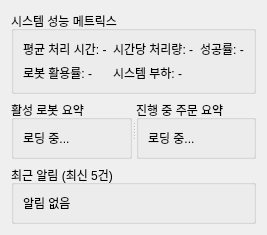
Above: shopee_ros2/src/shopee_main_service/shopee_main_service/dashboard/ui/tab_overview.ui from addinedu-roscamp-7th/roscamp-repo-1 before the change. Below: the same form after it.
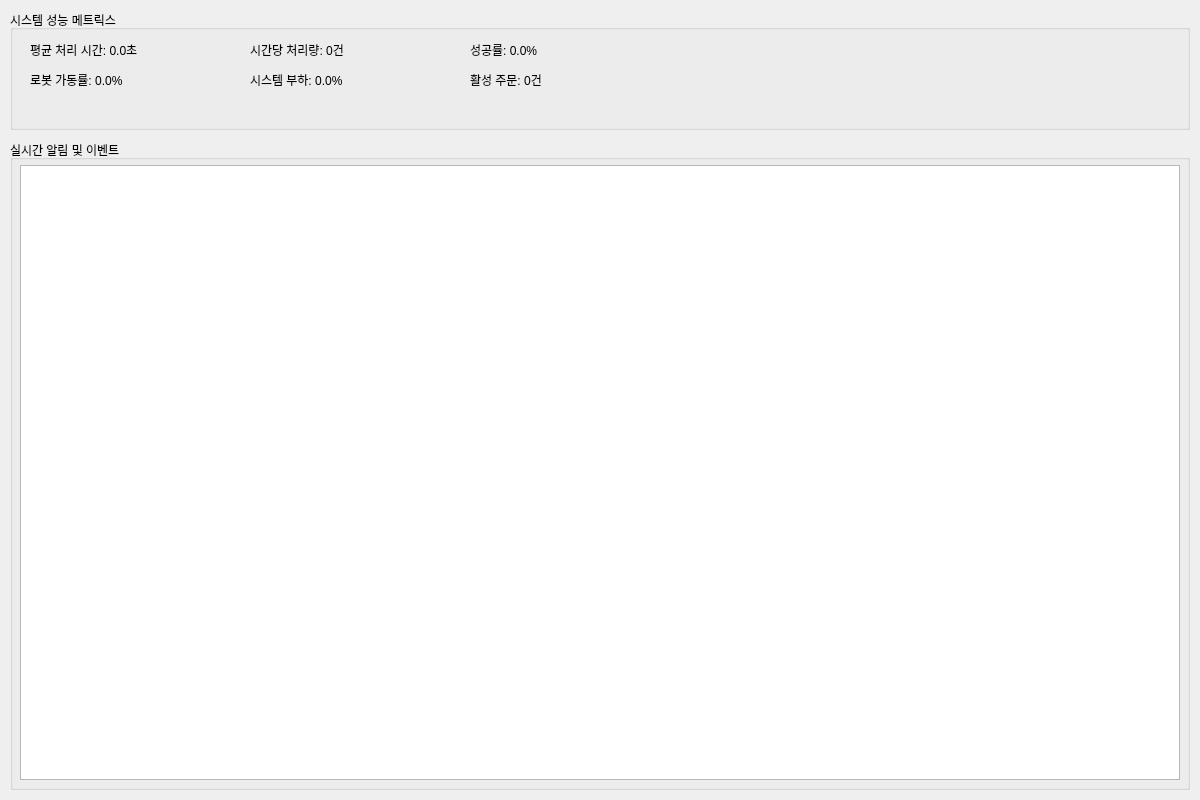
That is the form after the change.

The edit to the form file:
```diff
--- a/shopee_ros2/src/shopee_main_service/shopee_main_service/dashboard/ui/tab_overview.ui
+++ b/shopee_ros2/src/shopee_main_service/shopee_main_service/dashboard/ui/tab_overview.ui
@@ -2,112 +2,137 @@
 <ui version="4.0">
  <class>OverviewTab</class>
  <widget class="QWidget" name="OverviewTab">
-  <layout class="QVBoxLayout" name="verticalLayout_2">
-   <item>
+  <property name="geometry">
+   <rect>
+    <x>0</x>
+    <y>0</y>
+    <width>1200</width>
+    <height>800</height>
+   </rect>
+  </property>
+  <property name="minimumSize">
+   <size>
+    <width>1200</width>
+    <height>800</height>
+   </size>
+  </property>
     <widget class="QGroupBox" name="metrics_group">
+   <property name="geometry">
+    <rect>
+     <x>10</x>
+     <y>10</y>
+     <width>1180</width>
+     <height>120</height>
+    </rect>
+   </property>
      <property name="title">
       <string>시스템 성능 메트릭스</string>
      </property>
-     <layout class="QGridLayout" name="gridLayout">
-      <item row="0" column="0">
-       <widget class="QLabel" name="avg_time_label">
+   <widget class="QLabel" name="avg_processing_time_label">
+    <property name="geometry">
+     <rect>
+      <x>20</x>
+      <y>30</y>
+      <width>200</width>
+      <height>20</height>
+     </rect>
+    </property>
         <property name="text">
-         <string>평균 처리 시간: -</string>
-        </property>
-       </widget>
-      </item>
-      <item row="0" column="1">
-       <widget class="QLabel" name="throughput_label">
+     <string>평균 처리 시간: 0.0초</string>
+    </property>
+   </widget>
+   <widget class="QLabel" name="hourly_throughput_label">
+    <property name="geometry">
+     <rect>
+      <x>240</x>
+      <y>30</y>
+      <width>200</width>
+      <height>20</height>
+     </rect>
+    </property>
         <property name="text">
-         <string>시간당 처리량: -</string>
-        </property>
-       </widget>
-      </item>
-      <item row="0" column="2">
+     <string>시간당 처리량: 0건</string>
+    </property>
+   </widget>
        <widget class="QLabel" name="success_rate_label">
+    <property name="geometry">
+     <rect>
+      <x>460</x>
+      <y>30</y>
+      <width>200</width>
+      <height>20</height>
+     </rect>
+    </property>
         <property name="text">
-         <string>성공률: -</string>
-        </property>
-       </widget>
-      </item>
-      <item row="1" column="0">
-       <widget class="QLabel" name="robot_util_label">
+     <string>성공률: 0.0%</string>
+    </property>
+   </widget>
+   <widget class="QLabel" name="robot_utilization_label">
+    <property name="geometry">
+     <rect>
+      <x>20</x>
+      <y>60</y>
+      <width>200</width>
+      <height>20</height>
+     </rect>
+    </property>
         <property name="text">
-         <string>로봇 활용률: -</string>
-        </property>
-       </widget>
-      </item>
-      <item row="1" column="1">
+     <string>로봇 가동률: 0.0%</string>
+    </property>
+   </widget>
        <widget class="QLabel" name="system_load_label">
-        <property name="text">
-         <string>시스템 부하: -</string>
-        </property>
-       </widget>
-      </item>
-     </layout>
-    </widget>
-   </item>
-   <item>
-    <widget class="QSplitter" name="bottom_splitter">
-     <property name="orientation">
-      <enum>Qt::Horizontal</enum>
-     </property>
-     <widget class="QGroupBox" name="robot_summary_group">
-      <property name="title">
-       <string>활성 로봇 요약</string>
-      </property>
-      <layout class="QVBoxLayout" name="verticalLayout_3">
-       <item>
-        <widget class="QLabel" name="robot_summary_label">
+    <property name="geometry">
+     <rect>
+      <x>240</x>
+      <y>60</y>
+      <width>200</width>
+      <height>20</height>
+     </rect>
+    </property>
          <property name="text">
-          <string>로딩 중...</string>
-         </property>
-         <property name="alignment">
-          <set>Qt::AlignLeading|Qt::AlignLeft|Qt::AlignTop</set>
-         </property>
-        </widget>
-       </item>
-      </layout>
-     </widget>
-     <widget class="QGroupBox" name="order_summary_group">
-      <property name="title">
-       <string>진행 중 주문 요약</string>
-      </property>
-      <layout class="QVBoxLayout" name="verticalLayout_4">
-       <item>
-        <widget class="QLabel" name="order_summary_label">
+     <string>시스템 부하: 0.0%</string>
+    </property>
+   </widget>
+   <widget class="QLabel" name="active_orders_label">
+    <property name="geometry">
+     <rect>
+      <x>460</x>
+      <y>60</y>
+      <width>200</width>
+      <height>20</height>
+     </rect>
+    </property>
          <property name="text">
-          <string>로딩 중...</string>
-         </property>
-         <property name="alignment">
-          <set>Qt::AlignLeading|Qt::AlignLeft|Qt::AlignTop</set>
-         </property>
-        </widget>
-       </item>
-      </layout>
-     </widget>
-    </widget>
-   </item>
-   <item>
+     <string>활성 주문: 0건</string>
+    </property>
+   </widget>
+  </widget>
     <widget class="QGroupBox" name="alerts_group">
+   <property name="geometry">
+    <rect>
+     <x>10</x>
+     <y>140</y>
+     <width>1180</width>
+     <height>650</height>
+    </rect>
+   </property>
      <property name="title">
-      <string>최근 알림 (최신 5건)</string>
-     </property>
-     <layout class="QVBoxLayout" name="verticalLayout_5">
-      <item>
-       <widget class="QLabel" name="alerts_label">
-        <property name="text">
-         <string>알림 없음</string>
-        </property>
-        <property name="alignment">
-         <set>Qt::AlignLeading|Qt::AlignLeft|Qt::AlignTop</set>
-        </property>
-       </widget>
-      </item>
-     </layout>
-    </widget>
-   </item>
-  </layout>
+    <string>실시간 알림 및 이벤트</string>
+   </property>
+   <widget class="QTextEdit" name="alerts_text">
+    <property name="geometry">
+     <rect>
+      <x>10</x>
+      <y>25</y>
+      <width>1160</width>
+      <height>615</height>
+     </rect>
+    </property>
+    <property name="readOnly">
+     <bool>true</bool>
+    </property>
+   </widget>
+  </widget>
  </widget>
  <resources/>
  <connections/>
```
Lines whose indentation alone changed are shown as unchanged.
